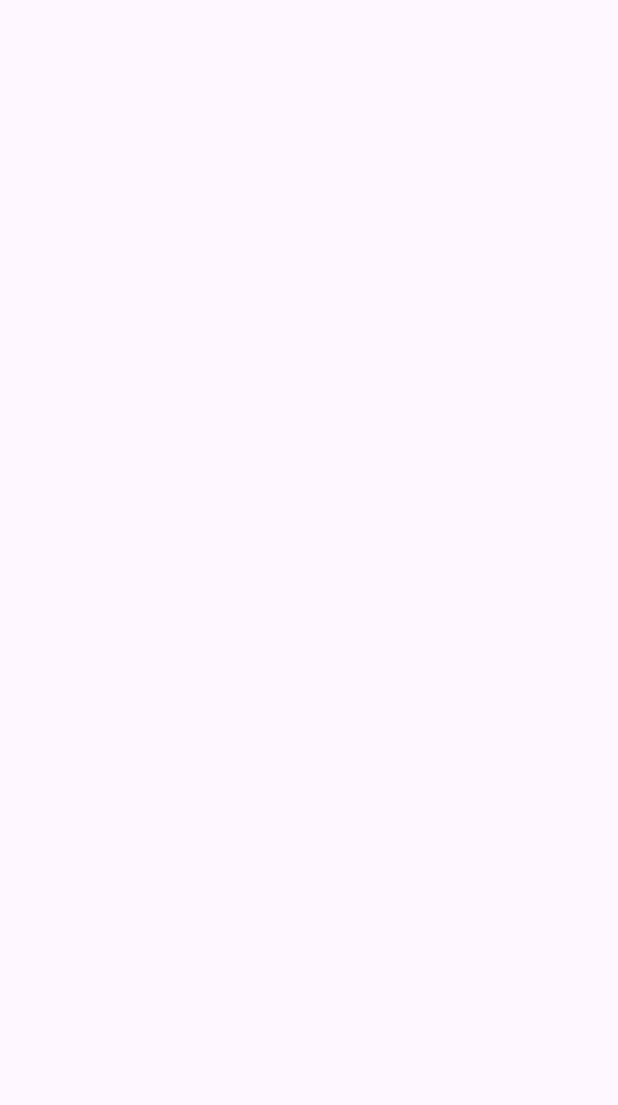
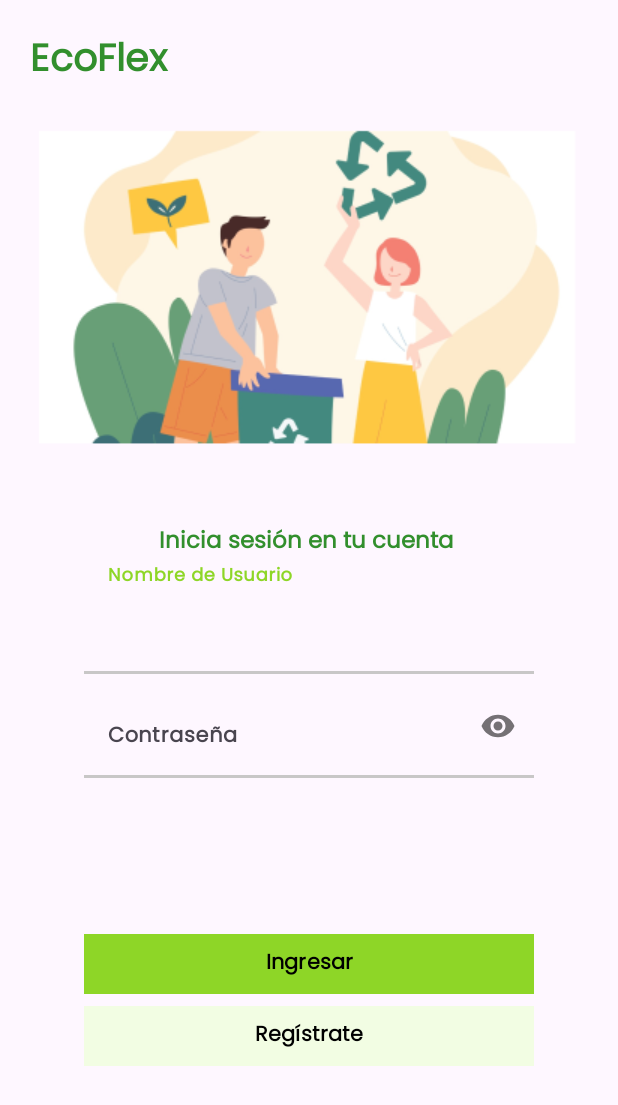
Before and after one commit to rodrione10/EcoFlex, an Android app: the Login screen opened directly, with no data from a screen before it, on a phone screen of 412 x 824 dp. Before the commit the part shown is empty. Shown: the top 1105 px of the screen. Run offline under Robolectric (Android 15) with nearby library versions, the phone set to English and light mode, and no system bars.

Commit message:
Login Terminado

```diff
--- a/app/src/main/AndroidManifest.xml
+++ b/app/src/main/AndroidManifest.xml
@@ -13,6 +13,9 @@
         android:supportsRtl="true"
         android:theme="@style/Base.Theme.EcoFLex"
         tools:targetApi="31">
+        <activity
+            android:name=".Main"
+            android:exported="false" />
         <activity
             android:name=".Register"
             android:exported="false" />
--- a/app/src/main/java/com/example/ecoflex/Login.java
+++ b/app/src/main/java/com/example/ecoflex/Login.java
@@ -2,7 +2,9 @@ package com.example.ecoflex;
 
 import androidx.appcompat.app.AppCompatActivity;
 
+import android.content.Intent;
 import android.os.Bundle;
+import android.view.View;
 
 public class Login extends AppCompatActivity {
 
@@ -11,4 +13,16 @@ public class Login extends AppCompatActivity {
         super.onCreate(savedInstanceState);
         setContentView(R.layout.activity_login);
     }
+    public void openMain(View v){
+        Intent intent = new Intent(Login.this, Main.class);
+        intent.addFlags(Intent.FLAG_ACTIVITY_NEW_TASK);
+        intent.addFlags(Intent.FLAG_ACTIVITY_CLEAR_TASK);
+        startActivity(intent);
+    }
+    public void openRegister(View v){
+        Intent intent = new Intent(Login.this, Register.class);
+        intent.addFlags(Intent.FLAG_ACTIVITY_NEW_TASK);
+        intent.addFlags(Intent.FLAG_ACTIVITY_CLEAR_TASK);
+        startActivity(intent);
+    }
 }
--- /dev/null
+++ b/app/src/main/java/com/example/ecoflex/Main.java
@@ -0,0 +1,14 @@
+package com.example.ecoflex;
+
+import androidx.appcompat.app.AppCompatActivity;
+
+import android.os.Bundle;
+
+public class Main extends AppCompatActivity {
+
+    @Override
+    protected void onCreate(Bundle savedInstanceState) {
+        super.onCreate(savedInstanceState);
+        setContentView(R.layout.activity_main);
+    }
+}
--- /dev/null
+++ b/app/src/main/res/drawable/edit_text_bottom_border.xml
@@ -0,0 +1,14 @@
+<?xml version="1.0" encoding="utf-8"?>
+<layer-list xmlns:android="http://schemas.android.com/apk/res/android">
+    <item android:top="-2dp">
+        <shape android:shape="rectangle">
+            <solid android:color="@android:color/transparent" />
+        </shape>
+    </item>
+    <item android:right="-2dp" android:left="-2dp" android:top="-2dp">
+        <shape android:shape="rectangle">
+            <solid android:color="@android:color/transparent" />
+            <stroke android:color="@color/gris" android:width="2dp"/>
+        </shape>
+    </item>
+</layer-list>
--- a/app/src/main/res/layout/activity_login.xml
+++ b/app/src/main/res/layout/activity_login.xml
@@ -6,4 +6,128 @@
     android:layout_height="match_parent"
     tools:context=".Login">
 
+    <TextView android:id="@+id/EcoFlex"
+        android:layout_width="200dp"
+        android:layout_height="wrap_content"
+        android:text="EcoFlex"
+        android:textStyle="bold"
+        style="@style/TextAppearance.Poppins"
+        android:textColor="@color/verde4"
+        android:textSize="25dp"
+        app:layout_constraintStart_toStartOf="parent"
+        app:layout_constraintTop_toTopOf="parent"
+        android:layout_marginTop="20dp"
+        android:layout_marginLeft="20dp">
+
+    </TextView>
+
+    <ImageView android:id="@+id/imagen"
+        android:layout_width="wrap_content"
+        android:layout_height="wrap_content"
+        android:src="@drawable/imagenlogin"
+        app:layout_constraintStart_toStartOf="parent"
+        app:layout_constraintEnd_toEndOf="parent"
+        android:scaleType="centerCrop"
+        app:layout_constraintTop_toBottomOf="@+id/EcoFlex"
+        android:layout_marginTop="15dp">
+    </ImageView>
+
+    <TextView android:id="@+id/texto"
+        android:layout_width="200dp"
+        android:layout_height="wrap_content"
+        android:text="Inicia sesión en tu cuenta"
+        android:textStyle="bold"
+        style="@style/TextAppearance.Poppins"
+        android:textColor="@color/verde4"
+        android:textSize="15dp"
+        app:layout_constraintStart_toStartOf="parent"
+        app:layout_constraintTop_toBottomOf="@+id/imagen"
+        app:layout_constraintEnd_toEndOf="parent">
+
+    </TextView>
+
+    <com.google.android.material.textfield.TextInputLayout
+        android:id="@+id/usuario"
+        android:layout_width="wrap_content"
+        android:layout_height="wrap_content"
+        app:layout_constraintTop_toBottomOf="@+id/texto"
+        app:layout_constraintStart_toStartOf="parent"
+        app:layout_constraintEnd_toEndOf="parent"
+        app:boxBackgroundMode="none">
+
+    <EditText android:id="@+id/usuario1"
+        android:layout_width="300dp"
+        android:layout_height="wrap_content"
+        android:hint="Nombre de Usuario"
+        app:layout_constraintTop_toBottomOf="@+id/texto"
+        app:layout_constraintEnd_toEndOf="parent"
+        app:layout_constraintStart_toStartOf="parent"
+        style="@style/TextAppearance.Poppins"
+        android:layout_marginTop="20dp"
+        android:textStyle="bold"
+        android:padding="20dp"
+        android:background="@drawable/edit_text_bottom_border">
+
+    </EditText>
+
+    </com.google.android.material.textfield.TextInputLayout>
+    <com.google.android.material.textfield.TextInputLayout
+        android:id="@+id/password"
+        android:layout_width="wrap_content"
+        android:layout_height="wrap_content"
+        app:layout_constraintTop_toBottomOf="@+id/usuario"
+        app:layout_constraintStart_toStartOf="parent"
+        app:layout_constraintEnd_toEndOf="parent"
+        app:passwordToggleEnabled="true"
+        app:boxBackgroundMode="none">
+    <EditText
+        android:id="@+id/password1"
+        android:layout_width="300dp"
+        android:layout_height="wrap_content"
+        android:hint="Contraseña"
+        android:ems="10"
+        android:inputType="textPassword"
+        app:layout_constraintTop_toBottomOf="@+id/usuario"
+        app:layout_constraintStart_toStartOf="parent"
+        app:layout_constraintEnd_toEndOf="parent"
+        android:textStyle="bold"
+        style="@style/TextAppearance.Poppins"
+        android:layout_marginTop="10dp"
+        android:background="@drawable/edit_text_bottom_border"
+       />
+    </com.google.android.material.textfield.TextInputLayout>
+
+    <Button
+    android:id="@+id/iniciar_sesion"
+    android:layout_width="300dp"
+    android:layout_height="wrap_content"
+    app:layout_constraintTop_toBottomOf="@+id/password"
+        app:layout_constraintEnd_toEndOf="parent"
+        app:layout_constraintStart_toStartOf="parent"
+        android:layout_marginTop="100dp"
+    android:text="Ingresar"
+    app:cornerRadius="0dp"
+    android:textColor="@color/black"
+    android:backgroundTint="@color/verde1"
+    style="@style/TextAppearance.Poppins"
+    android:textStyle="bold"
+    android:onClick="openMain">
+    </Button>
+
+    <Button
+        android:id="@+id/registrar"
+        android:layout_width="300dp"
+        android:layout_height="0dp"
+        app:layout_constraintTop_toBottomOf="@+id/iniciar_sesion"
+        app:layout_constraintEnd_toEndOf="parent"
+        app:layout_constraintStart_toStartOf="parent"
+        android:text="Regístrate"
+        app:cornerRadius="0dp"
+        android:textColor="@color/black"
+        android:backgroundTint="@color/verde3"
+        style="@style/TextAppearance.Poppins"
+        android:textStyle="bold"
+        android:onClick="openRegister">
+    </Button>
+
 </androidx.constraintlayout.widget.ConstraintLayout>
--- /dev/null
+++ b/app/src/main/res/layout/activity_main.xml
@@ -0,0 +1,9 @@
+<?xml version="1.0" encoding="utf-8"?>
+<androidx.constraintlayout.widget.ConstraintLayout xmlns:android="http://schemas.android.com/apk/res/android"
+    xmlns:app="http://schemas.android.com/apk/res-auto"
+    xmlns:tools="http://schemas.android.com/tools"
+    android:layout_width="match_parent"
+    android:layout_height="match_parent"
+    tools:context=".Main">
+
+</androidx.constraintlayout.widget.ConstraintLayout>
--- a/app/src/main/res/values/colors.xml
+++ b/app/src/main/res/values/colors.xml
@@ -4,4 +4,7 @@
     <color name="white">#FFFFFFFF</color>
     <color name="verde1">#8ED627</color>
     <color name="verde2">#B7E474</color>
+    <color name="verde3">#F2FDE3</color>
+    <color name="verde4">#328F2D</color>
+    <color name="gris">#C8C7C7</color>
 </resources>
--- a/app/src/main/res/values/themes.xml
+++ b/app/src/main/res/values/themes.xml
@@ -2,7 +2,7 @@
     <!-- Base application theme. -->
     <style name="Base.Theme.EcoFLex" parent="Theme.Material3.Light.NoActionBar">
         <!-- Customize your light theme here. -->
-        <!-- <item name="colorPrimary">@color/my_light_primary</item> -->
+        <item name="colorPrimary">@color/verde1</item>
         <item name="android:windowIsTranslucent">true</item>
     </style>
 </resources>
```
Also changed, not shown: app/src/main/res/drawable/imagenlogin.png (added).
